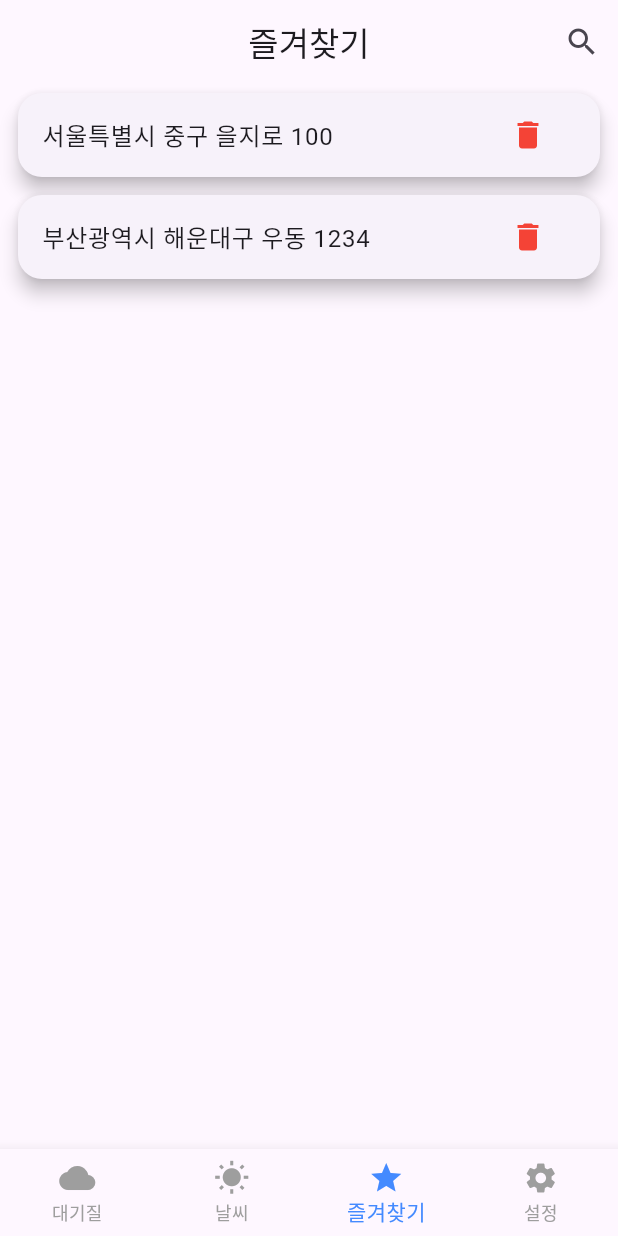
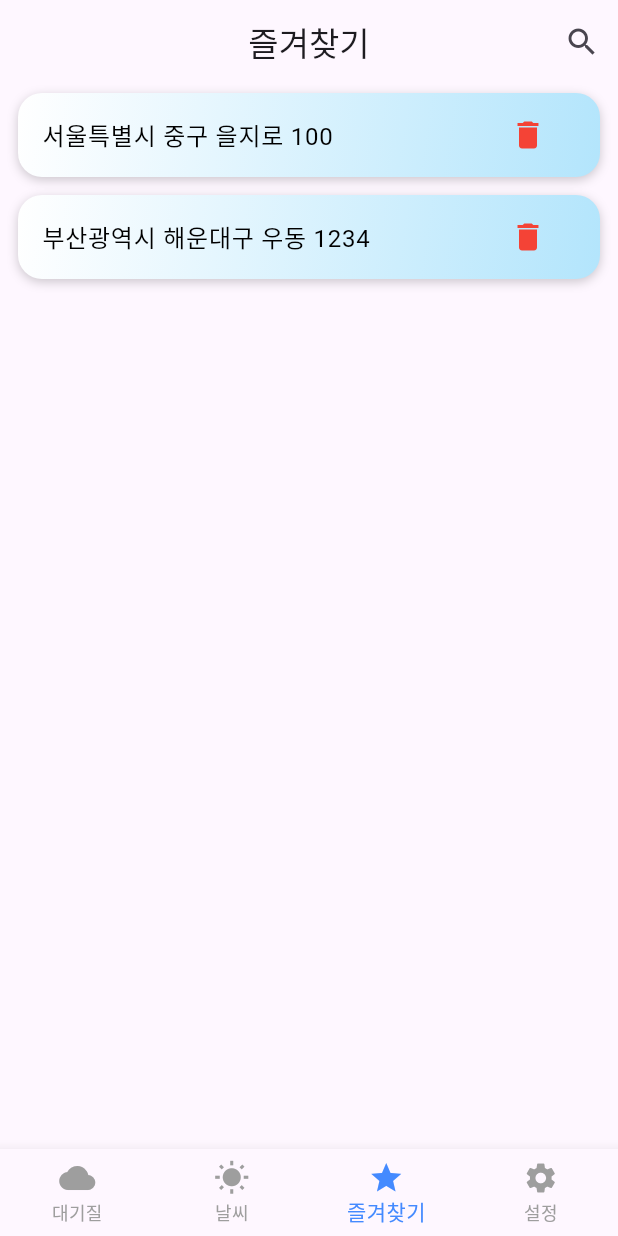
Before and after one commit to jeonghunlee99/airquality, a Flutter app: the screen it shows after launch, item 3 of the bottom bar chosen, on a phone screen of 412 x 824 dp. Run offline on Flutter 3.47's test engine with Material 3 defaults, Android fonts, the phone set to English and light mode, and no system bars; our stand-ins replace dio, flutter_riverpod, geolocator, google_fonts; missing offline and left inert: proj4dart.

Commit message:
카드 색상변경

```diff
--- a/lib/bookmarks_page/book_marks_screen.dart
+++ b/lib/bookmarks_page/book_marks_screen.dart
@@ -107,52 +107,58 @@ class _BookMarksScreenState extends ConsumerState<BookMarksScreen> {
             itemCount: bookmarks.length,
             itemBuilder: (context, index) {
               final bookmark = bookmarks[index];
-                  return Card(
-                    margin: const EdgeInsets.symmetric(
-                      horizontal: 12,
-                      vertical: 6,
+              final gradientColors = Theme.of(context).brightness == Brightness.dark
+                  ? [Colors.grey.shade900, Colors.blueGrey.shade800]
+                  : [Colors.white, Color(0xFFB3E5FC)];
+
+              return Container(
+                margin: const EdgeInsets.symmetric(horizontal: 12, vertical: 6),
+                decoration: BoxDecoration(
+                  gradient: LinearGradient(
+                    colors: gradientColors,
+                    begin: Alignment.topLeft,
+                    end: Alignment.bottomRight,
                   ),
-                    elevation: 5,
-                    shape: RoundedRectangleBorder(
                   borderRadius: BorderRadius.circular(16),
+                  boxShadow: [
+                    BoxShadow(
+                      color: Colors.black.withOpacity(0.2),
+                      blurRadius: 5,
+                      offset: const Offset(0, 2),
+                    ),
+                  ],
                 ),
                 child: ListTile(
-                      title: Text(bookmark['placeName']),
+                  title: Text(
+                    bookmark['placeName'],
+                    style: TextStyle(
+                      color: Theme.of(context).brightness == Brightness.dark
+                          ? Colors.white
+                          : Colors.black,
+                    ),
+                  ),
                   trailing: IconButton(
                     icon: const Icon(Icons.delete, color: Colors.red),
                     onPressed: () {
-                          final updatedBookmarks = [...bookmarks]
-                            ..removeAt(index);
-                          ref.read(bookmarksProvider.notifier).state =
-                              updatedBookmarks;
+                      final updatedBookmarks = [...bookmarks]..removeAt(index);
+                      ref.read(bookmarksProvider.notifier).state = updatedBookmarks;
                     },
                   ),
                   onTap: () {
                     showDialog(
                       context: context,
-                          builder:
-                              (_) => Dialog(
-                                insetPadding: const EdgeInsets.symmetric(
-                                  horizontal: 12,
-                                  vertical: 24,
-                                ),
+                      builder: (_) => Dialog(
+                        insetPadding:
+                        const EdgeInsets.symmetric(horizontal: 12, vertical: 24),
                         shape: RoundedRectangleBorder(
-                                  borderRadius: BorderRadius.circular(16),
-                                ),
+                            borderRadius: BorderRadius.circular(16)),
                         child: SizedBox(
                           width: double.infinity,
-                                  height:
-                                      MediaQuery.of(context).size.height *
-                                      0.9, // 화면 85% 높이
+                          height: MediaQuery.of(context).size.height * 0.9,
                           child: Column(
                             children: [
                               Padding(
-                                        padding: const EdgeInsets.fromLTRB(
-                                          24,
-                                          24,
-                                          24,
-                                          8,
-                                        ),
+                                padding: const EdgeInsets.fromLTRB(24, 24, 24, 8),
                                 child: Text(
                                   bookmark['placeName'],
                                   style: const TextStyle(
@@ -161,9 +167,7 @@ class _BookMarksScreenState extends ConsumerState<BookMarksScreen> {
                                   ),
                                 ),
                               ),
-
                               const Divider(height: 1),
-
                               Expanded(
                                 child: SingleChildScrollView(
                                   padding: const EdgeInsets.all(16),
@@ -173,21 +177,17 @@ class _BookMarksScreenState extends ConsumerState<BookMarksScreen> {
                                   ),
                                 ),
                               ),
-
                               Padding(
-                                        padding: const EdgeInsets.fromLTRB(
-                                          0,
-                                          0,
-                                          0,
-                                          16,
-                                        ),
+                                padding: const EdgeInsets.fromLTRB(0, 0, 0, 16),
                                 child: TextButton(
-                                          onPressed:
-                                              () => Navigator.of(context).pop(),
-                                          child: const Text(
+                                  onPressed: () => Navigator.of(context).pop(),
+                                  child: Text(
                                     '닫기',
                                     style: TextStyle(
-                                              color: Colors.black,
+                                      color: Theme.of(context).brightness ==
+                                          Brightness.dark
+                                          ? Colors.white
+                                          : Colors.black,
                                     ),
                                   ),
                                 ),
@@ -202,6 +202,7 @@ class _BookMarksScreenState extends ConsumerState<BookMarksScreen> {
               );
             },
           ),
+
     );
   }
 }
```
Also changed, not shown: lib/widget/air_quality_city_view.dart (+9 -4 lines). Lines whose indentation alone changed are shown as unchanged.
